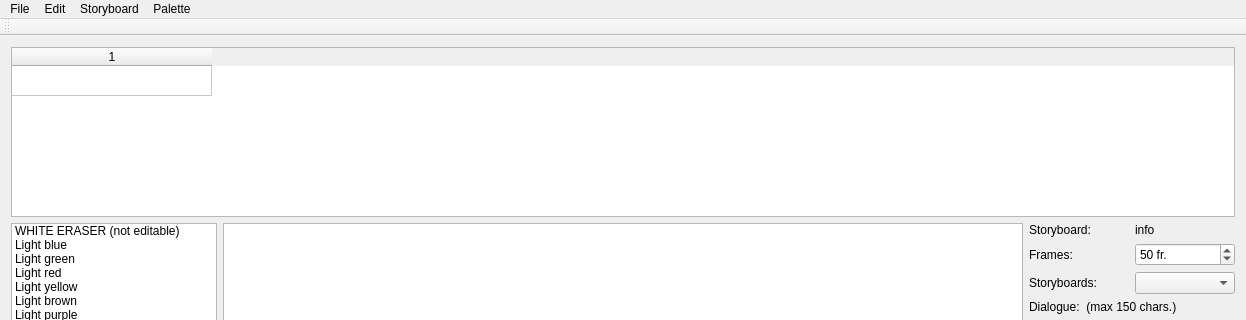
Qt form mainwindow.ui (davidlamhauge/dastoryboard) before a commit; both pictures show x 0 to 1246 and y 0 to 320 of the 1246 by 765 pixel window.
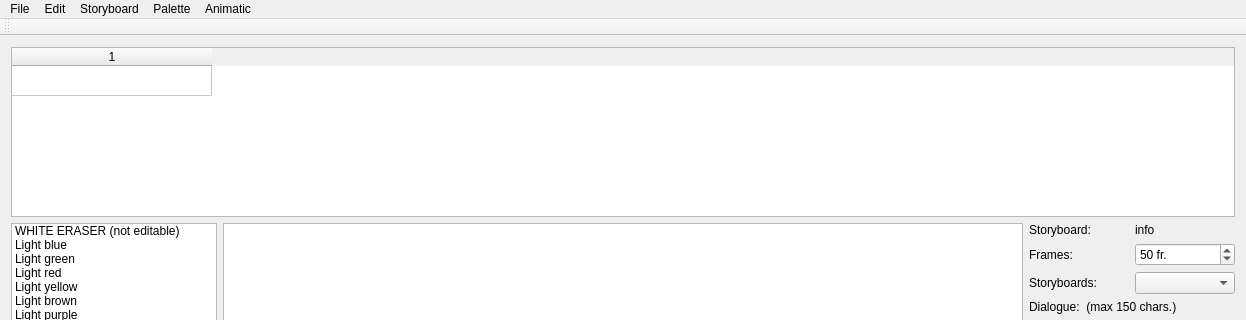
The same form after that commit. Icons and pictures are not drawn.

Commit message: Play animatic works

Diff of the .ui file:
```diff
--- a/mainwindow.ui
+++ b/mainwindow.ui
@@ -543,10 +543,17 @@
     <addaction name="actionMove_Pad_back"/>
     <addaction name="actionMove_Pad_forward"/>
    </widget>
+   <widget class="QMenu" name="menuAnimatic">
+    <property name="title">
+     <string>Animatic</string>
+    </property>
+    <addaction name="actionPlay"/>
+   </widget>
    <addaction name="menuFile"/>
    <addaction name="menuEdit"/>
    <addaction name="menuStoryboard"/>
    <addaction name="menuPalette"/>
+   <addaction name="menuAnimatic"/>
   </widget>
   <widget class="QToolBar" name="mainToolBar">
    <property name="sizePolicy">
```
Left out of the diff: 8 changed lines with no effect on the pictures. The commit also changes 2 other files.
